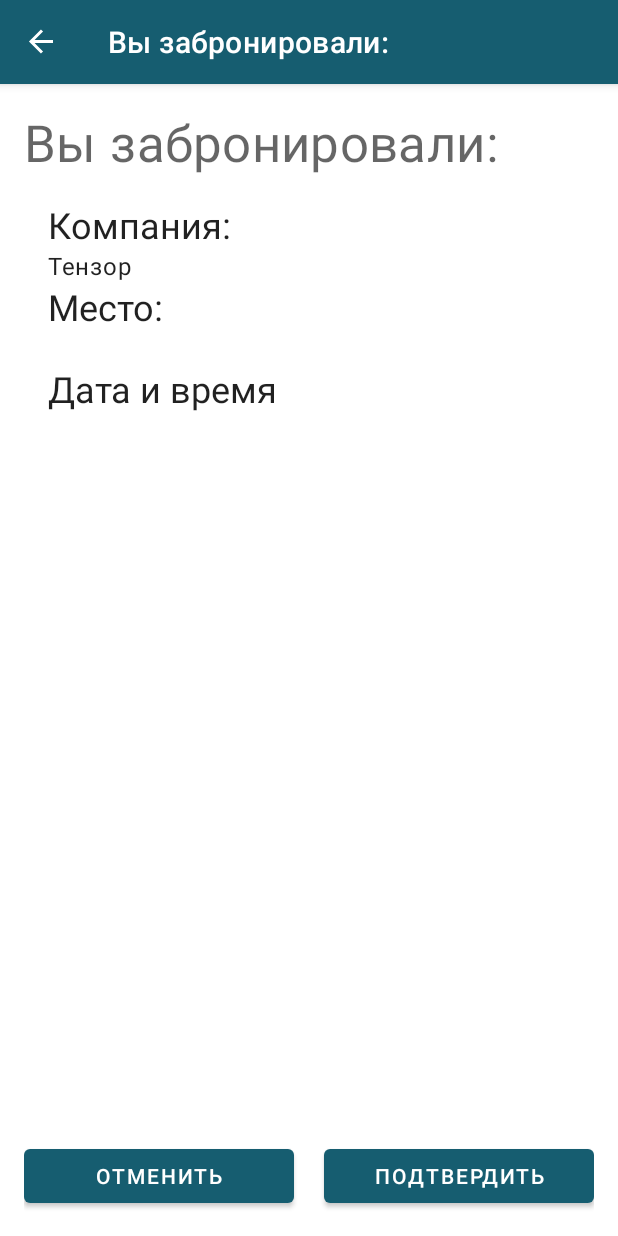
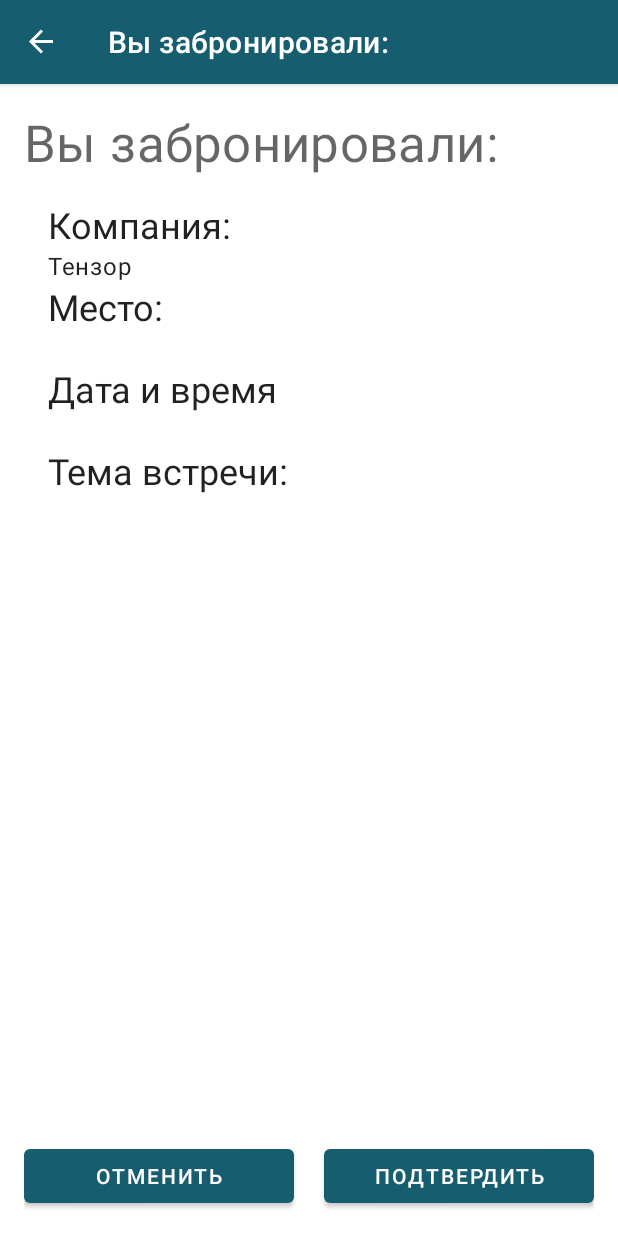
Before and after one commit to sv-bubenschikov/booking, an Android app: the BookingFragment screen opened directly, with no data from a screen before it, after a tap on "Тензор", on a phone screen of 412 x 824 dp. Run offline under Robolectric (Android 15) with nearby library versions, the phone set to English and light mode, and no system bars; our stand-ins replace Dagger/Hilt's generated code, Firebase (no records; nobody signed in at launch, a user with empty details on screens opened directly), navigation-ui.

Commit message:
19.07-SEL: добавил поле bookingName в класс Booking (и, как следствие, изменил экран booking_details)

```diff
--- a/app/src/main/java/com/example/bookingapp/data/dto/BookingMappers.kt
+++ b/app/src/main/java/com/example/bookingapp/data/dto/BookingMappers.kt
@@ -9,7 +9,8 @@ fun Booking.toFB(): BookingEntityForFB =
         userId = this.userId,
         company = this.company.toFB(),
         place = this.place.toFB(),
-        bookingDate = this.bookingDate.toFB()
+        bookingDate = this.bookingDate.toFB(),
+        bookingName = this.bookingName
     )
 
 fun BookingEntityForFB.toDomain(): Booking =
@@ -18,5 +19,6 @@ fun BookingEntityForFB.toDomain(): Booking =
         userId = this.userId,
         company = this.company.toDomain(),
         place = this.place.toDomain(),
-        bookingDate = this.bookingDate.toDomain()
+        bookingDate = this.bookingDate.toDomain(),
+        bookingName = this.bookingName
     )
--- a/app/src/main/java/com/example/bookingapp/data/entities/BookingEntityForFB.kt
+++ b/app/src/main/java/com/example/bookingapp/data/entities/BookingEntityForFB.kt
@@ -6,5 +6,6 @@ data class BookingEntityForFB(
     val userId: Int,
     val company: CompanyEntityForFB,
     val place: PlaceEntityForFB,
-    val bookingDate: BookingDateEntityForFB
+    val bookingDate: BookingDateEntityForFB,
+    val bookingName: String
 )
--- a/app/src/main/java/com/example/bookingapp/data/repositories/BookingRepositoryImpl.kt
+++ b/app/src/main/java/com/example/bookingapp/data/repositories/BookingRepositoryImpl.kt
@@ -17,7 +17,8 @@ class BookingRepositoryImpl @Inject constructor() : BookingRepository {
                 userId,
                 Company(0, "Тензор", ""),
                 Place(0, "Переговорная Hawaii", "Переговорная", "3", 8, emptyList()),
-                BookingDate()
+                BookingDate(),
+                "Важные переговоры"
             )
         )
     )
@@ -28,7 +29,8 @@ class BookingRepositoryImpl @Inject constructor() : BookingRepository {
             0,
             Company(0, "Тензор", ""),
             Place(0, "Переговорная Hawaii", "Переговорная", "3", 8, emptyList()),
-            BookingDate()
+            BookingDate(),
+            "Важные переговоры"
         )
     )
 
--- a/app/src/main/java/com/example/bookingapp/domain/entities/Booking.kt
+++ b/app/src/main/java/com/example/bookingapp/domain/entities/Booking.kt
@@ -5,5 +5,6 @@ data class Booking(
     val userId: Int,
     val company: Company,
     val place: Place,
-    val bookingDate: BookingDate
+    val bookingDate: BookingDate,
+    val bookingName: String
 )
--- a/app/src/main/res/layout/fragment_booking_details.xml
+++ b/app/src/main/res/layout/fragment_booking_details.xml
@@ -75,6 +75,21 @@
                 android:layout_height="wrap_content"
                 android:textAppearance="?textAppearanceBody1"
                 tools:text="26.09 - ЧТ; 11:00-13:00" />
+
+            <TextView
+                android:id="@+id/booking_name_block_title"
+                android:layout_width="match_parent"
+                android:layout_height="wrap_content"
+                android:gravity="bottom"
+                android:text="@string/booking_name"
+                android:textAppearance="?textAppearanceHeadline5" />
+
+            <TextView
+                android:id="@+id/booking_name_block_text"
+                android:layout_width="match_parent"
+                android:layout_height="wrap_content"
+                android:textAppearance="?textAppearanceBody1"
+                tools:text="Обсуждение таинственной пропажи минералки из кулера" />
         </LinearLayout>
 
     <Button
--- a/app/src/main/res/values/strings.xml
+++ b/app/src/main/res/values/strings.xml
@@ -41,4 +41,5 @@
     <string name="incorrect_credentials">Введен неверный логин или пароль</string>
     <string name="weak_password">Пароль недостаточно надежный</string>
     <string name="email_already_exists">Эта почта уже используется</string>
+    <string name="booking_name">Тема встречи:</string>
 </resources>
```
